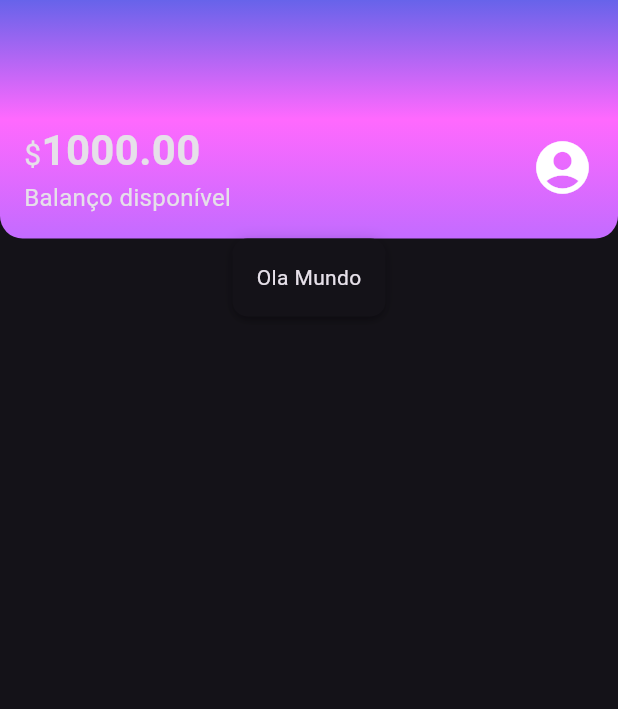
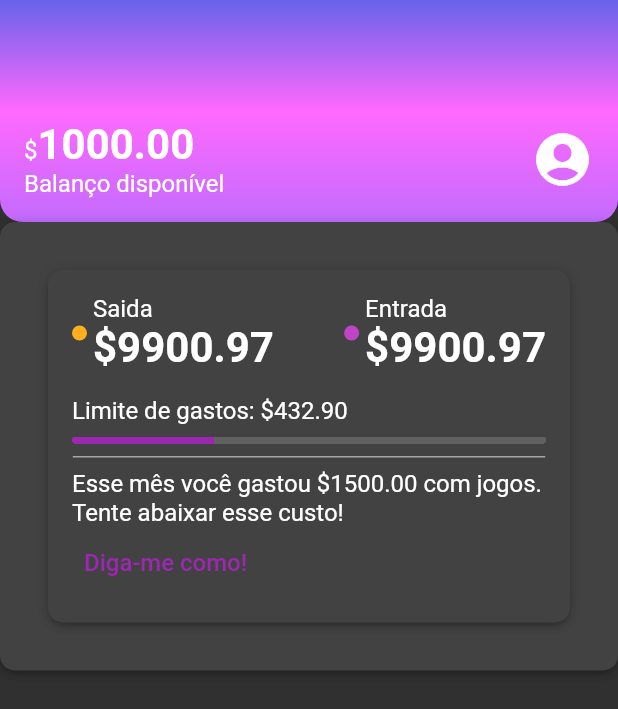
Before and after one commit to luizmineiro/flutter_layout, a Flutter app: the screen it shows after launch, on a phone screen of 412 x 824 dp. Shown: the top 709 px of the screen. Run offline on Flutter 3.47's test engine with Material 2 defaults, Android fonts, the phone set to English and light mode, and no system bars.

Commit message:
finalizando recent activity

```diff
--- a/lib/components/box_card.dart
+++ b/lib/components/box_card.dart
@@ -7,13 +7,15 @@ class BoxCard extends StatelessWidget {
   @override
   Widget build(BuildContext context) {
     return Container(
-      padding: const EdgeInsets.all(16),
       decoration: BoxDecoration(
         boxShadow: kElevationToShadow[3],
         borderRadius: BorderRadius.circular(10),
         color: Theme.of(context).cardColor
       ),
-      child: boxContent,
+      child: Padding(
+        padding: const EdgeInsets.all(16),
+        child: boxContent,
+      ),
     );
   }
 }
--- /dev/null
+++ b/lib/components/color_dot.dart
@@ -0,0 +1,18 @@
+import 'package:flutter/material.dart';
+
+class ColorDot extends StatelessWidget {
+  final Color? color;
+  const ColorDot({Key? key, required this.color}) : super(key: key);
+
+  @override
+  Widget build(BuildContext context) {
+    return Container(
+      width: 10,
+      height: 10,
+      decoration: BoxDecoration(
+        color: color,
+        borderRadius: BorderRadius.circular(10),
+      ),
+    );
+  }
+}
--- /dev/null
+++ b/lib/components/content_division.dart
@@ -0,0 +1,16 @@
+import 'package:flutter/material.dart';
+import 'package:layout_flutter/themes/theme_colors.dart';
+
+class ContentDivision extends StatelessWidget {
+  const ContentDivision({Key? key}) : super(key: key);
+
+  @override
+  Widget build(BuildContext context) {
+    return Container(
+      height: 1,
+      decoration: BoxDecoration(
+        border: Border.all(color: ThemeColors.division)
+      ),
+    );
+  }
+}
--- /dev/null
+++ b/lib/components/sections/acconut_section.dart
@@ -0,0 +1,13 @@
+import 'package:flutter/material.dart';
+
+class AcconutSection extends StatelessWidget {
+  const AcconutSection({Key? key}) : super(key: key);
+
+  @override
+  Widget build(BuildContext context) {
+    return Padding(
+      padding: const EdgeInsets.all(16),
+      child: Column(),
+    );
+  }
+}
--- a/lib/components/sections/header.dart
+++ b/lib/components/sections/header.dart
@@ -1,4 +1,5 @@
 import 'package:flutter/material.dart';
+import 'package:layout_flutter/themes/theme_colors.dart';
 
 class Header extends StatelessWidget {
   const Header({super.key});
@@ -10,11 +11,7 @@ class Header extends StatelessWidget {
         gradient: LinearGradient(
           begin: Alignment.topCenter,
           end: Alignment.bottomCenter,
-          colors: <Color>[
-            Color.fromRGBO(103, 99, 234, 1),
-            Color.fromRGBO(255, 105, 254, 1),
-            Color.fromRGBO(195, 107, 255, 1)
-          ],
+          colors: ThemeColors.headerGradient,
         ),
         borderRadius: BorderRadius.vertical(bottom: Radius.circular(15)),
       ),
@@ -25,28 +22,19 @@ class Header extends StatelessWidget {
           children: [
             Column(
               crossAxisAlignment: CrossAxisAlignment.start,
-              children: const [
-                // Text(
-                //   "\$1000.00",
-                //   style: TextStyle(fontSize: 28, fontWeight: FontWeight.bold),
-                // ),
+              children: [
                 Text.rich(
                   TextSpan(
                     text: "\$",
-                    style: TextStyle(fontSize: 20),
                     children: <TextSpan>[
                       TextSpan(
                         text: "1000.00",
-                        style: TextStyle(
-                            fontSize: 28, fontWeight: FontWeight.bold),
+                        style: Theme.of(context).textTheme.bodyLarge,
                       ),
                     ],
                   ),
                 ),
-                Text(
-                  "Balanço disponível",
-                  style: TextStyle(fontSize: 16),
-                ),
+                const Text("Balanço disponível"),
               ],
             ),
             const Icon(
--- /dev/null
+++ b/lib/components/sections/recent_activity.dart
@@ -0,0 +1,96 @@
+import 'package:flutter/material.dart';
+import 'package:layout_flutter/components/box_card.dart';
+import 'package:layout_flutter/components/color_dot.dart';
+import 'package:layout_flutter/components/content_division.dart';
+import 'package:layout_flutter/themes/theme_colors.dart';
+
+class RecentActivity extends StatelessWidget {
+  const RecentActivity({Key? key}) : super(key: key);
+
+  @override
+  Widget build(BuildContext context) {
+    return const Padding(
+      padding: EdgeInsets.all(16),
+      child: BoxCard(boxContent: _RecentActivityContent()),
+    );
+  }
+}
+
+class _RecentActivityContent extends StatelessWidget {
+  const _RecentActivityContent({Key? key}) : super(key: key);
+
+  @override
+  Widget build(BuildContext context) {
+    return Column(
+      crossAxisAlignment: CrossAxisAlignment.start,
+      children: [
+        Row(
+          mainAxisAlignment: MainAxisAlignment.spaceBetween,
+          children: [
+            Row(
+              children: [
+                Padding(
+                  padding: const EdgeInsets.only(right: 4),
+                  child: ColorDot(color: ThemeColors.recentActivity['spent']),
+                ),
+                Column(
+                  crossAxisAlignment: CrossAxisAlignment.start,
+                  children: [
+                    const Text('Saida'),
+                    Text(
+                      '\$9900.97',
+                      style: Theme.of(context).textTheme.bodyLarge,
+                    ),
+                  ],
+                )
+              ],
+            ),
+            Row(
+              children: [
+                Padding(
+                  padding: const EdgeInsets.only(right: 4),
+                  child: ColorDot(color: ThemeColors.recentActivity['income']),
+                ),
+                Column(
+                  crossAxisAlignment: CrossAxisAlignment.start,
+                  children: [
+                    const Text('Entrada'),
+                    Text(
+                      '\$9900.97',
+                      style: Theme.of(context).textTheme.bodyLarge,
+                    ),
+                  ],
+                )
+              ],
+            ),
+          ],
+        ),
+        const Padding(
+          padding: EdgeInsets.only(top: 16, bottom: 8),
+          child: Text('Limite de gastos: \$432.90'),
+        ),
+        Container(
+          clipBehavior: Clip.hardEdge,
+          decoration: BoxDecoration(borderRadius: BorderRadius.circular(5)),
+          child: const LinearProgressIndicator(
+            value: 0.3,
+            minHeight: 5,
+          ),
+        ),
+        const Padding(
+          padding: EdgeInsets.only(top: 8, bottom: 8),
+          child: ContentDivision(),
+        ),
+        const Text(
+            'Esse mês você gastou \$1500.00 com jogos. Tente abaixar esse custo!'),
+        TextButton(
+          onPressed: () {},
+          child: const Text(
+            'Diga-me como!',
+            style: TextStyle(fontSize: 16),
+          ),
+        ),
+      ],
+    );
+  }
+}
--- a/lib/main.dart
+++ b/lib/main.dart
@@ -1,5 +1,6 @@
 import 'package:flutter/material.dart';
 import 'package:layout_flutter/screens/home_page.dart';
+import 'package:layout_flutter/themes/my_theme.dart';
 
 void main() {
   runApp(const MyApp());
@@ -14,11 +15,7 @@ class MyApp extends StatelessWidget {
     return MaterialApp(
       debugShowCheckedModeBanner: false,
       title: 'Flutter Demo',
-      theme: ThemeData(
-        useMaterial3: true,
-        primarySwatch: Colors.blue,
-        brightness: Brightness.dark
-      ),
+      theme: myTheme,
       home: const HomePage(),
     );
   }
--- a/lib/screens/home_page.dart
+++ b/lib/screens/home_page.dart
@@ -1,6 +1,9 @@
 import 'package:flutter/material.dart';
 import 'package:layout_flutter/components/box_card.dart';
+import 'package:layout_flutter/components/color_dot.dart';
 import 'package:layout_flutter/components/sections/header.dart';
+import 'package:layout_flutter/components/sections/recent_activity.dart';
+import 'package:layout_flutter/themes/theme_colors.dart';
 
 class HomePage extends StatelessWidget {
   const HomePage({super.key});
@@ -12,7 +15,7 @@ class HomePage extends StatelessWidget {
         children: const [
           Header(),
           BoxCard(
-            boxContent: Text("Ola Mundo"),
+            boxContent: RecentActivity()
           ),
         ],
       ),
--- /dev/null
+++ b/lib/themes/my_theme.dart
@@ -0,0 +1,17 @@
+import 'package:flutter/material.dart';
+import 'package:layout_flutter/themes/theme_colors.dart';
+
+ThemeData myTheme = ThemeData(
+  primaryColor: ThemeColors.primaryColor,
+  primarySwatch: ThemeColors.primaryColor,
+  brightness: Brightness.dark,
+  textTheme: const TextTheme(
+    bodyMedium: TextStyle(
+      fontSize: 16,
+    ),
+    bodyLarge: TextStyle(
+      fontSize: 28,
+      fontWeight: FontWeight.bold,
+    )
+  ),
+);
--- /dev/null
+++ b/lib/themes/theme_colors.dart
@@ -0,0 +1,15 @@
+import 'package:flutter/material.dart';
+
+class ThemeColors {
+  static const MaterialColor primaryColor = Colors.purple;
+  static const List<Color> headerGradient = [
+    Color.fromRGBO(103, 99, 234, 1),
+    Color.fromRGBO(255, 105, 254, 1),
+    Color.fromRGBO(195, 107, 255, 1),
+  ];
+  static const recentActivity = {
+    'spent': Color.fromRGBO(255, 175, 29, 1.0),
+    'income': Color.fromRGBO(191, 69, 198, 1.0),
+  };
+  static const division = Color.fromRGBO(166, 166, 166, 1.0);
+}
```
